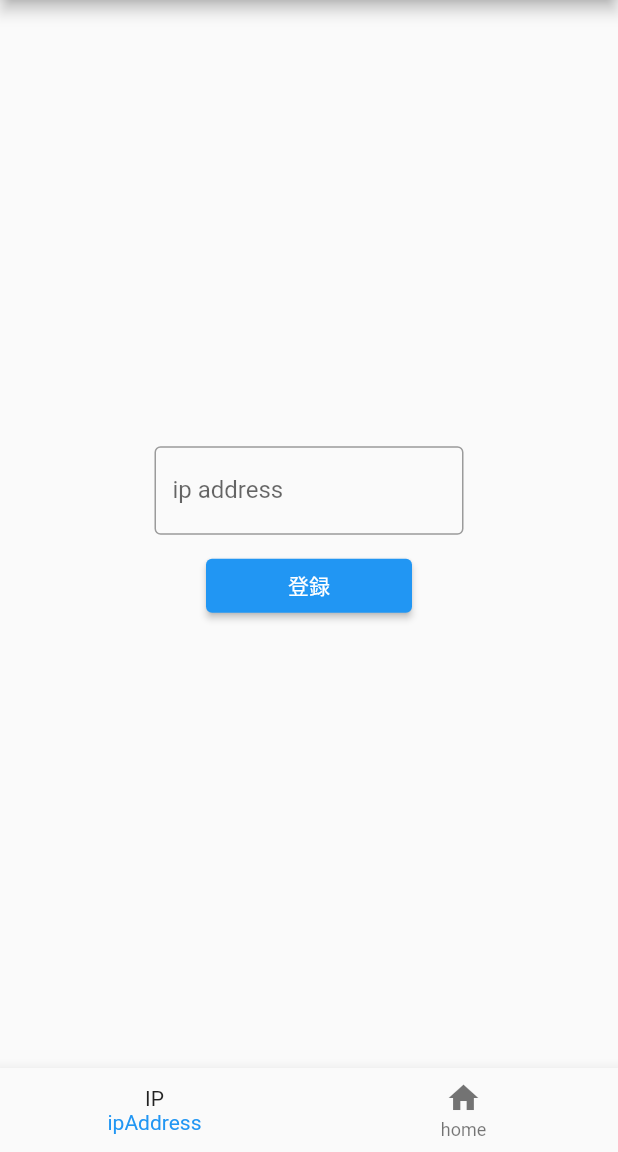
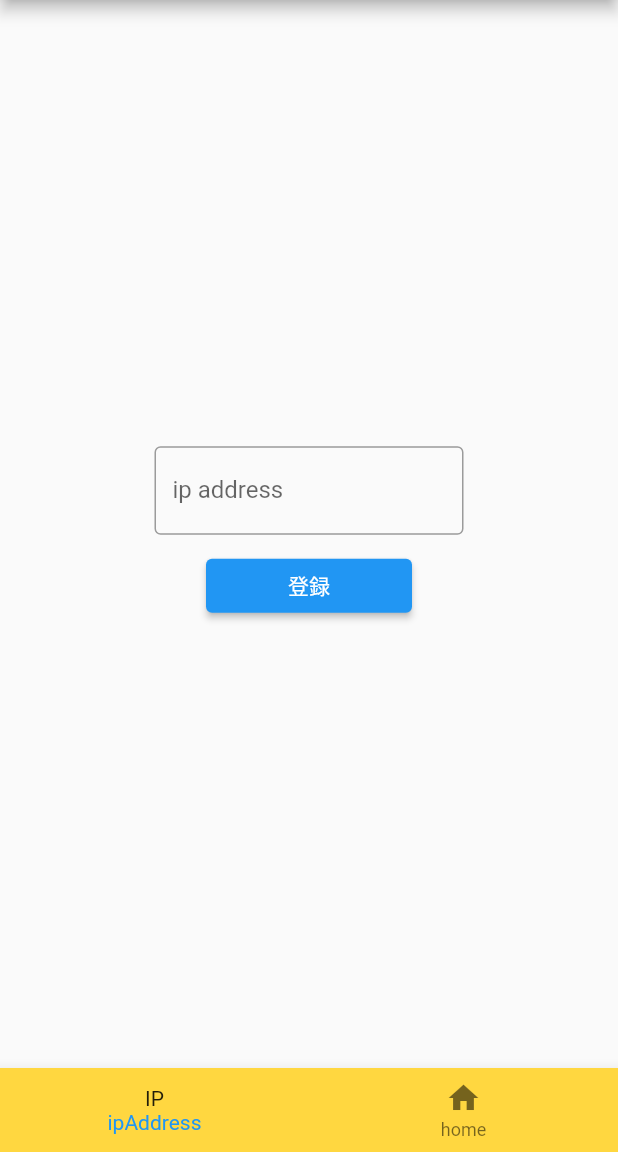
Before and after one commit to kazu-yamy/dego, a Flutter app: the screen it shows after launch, on a phone screen of 412 x 824 dp, the part 84-1236 px from its top. Run offline on Flutter 3.47's test engine with Material 2 defaults, Android fonts, the phone set to English and light mode, and no system bars; our stand-ins replace cached_network_image, dio, flutter_riverpod, fluttertoast.

Commit message:
chenge BottomNavigationBar's Color to Colos.amberAccent

```diff
--- a/lib/views/base_tab_view.dart
+++ b/lib/views/base_tab_view.dart
@@ -30,6 +30,7 @@ class BaseTabView extends ConsumerWidget {
         onTap: (int index) => ref.read(baseTabViewProvider.notifier).state =
             ViewType.values[index],
         type: BottomNavigationBarType.fixed,
+        backgroundColor: Colors.amberAccent,
       ),
     );
   }
```
